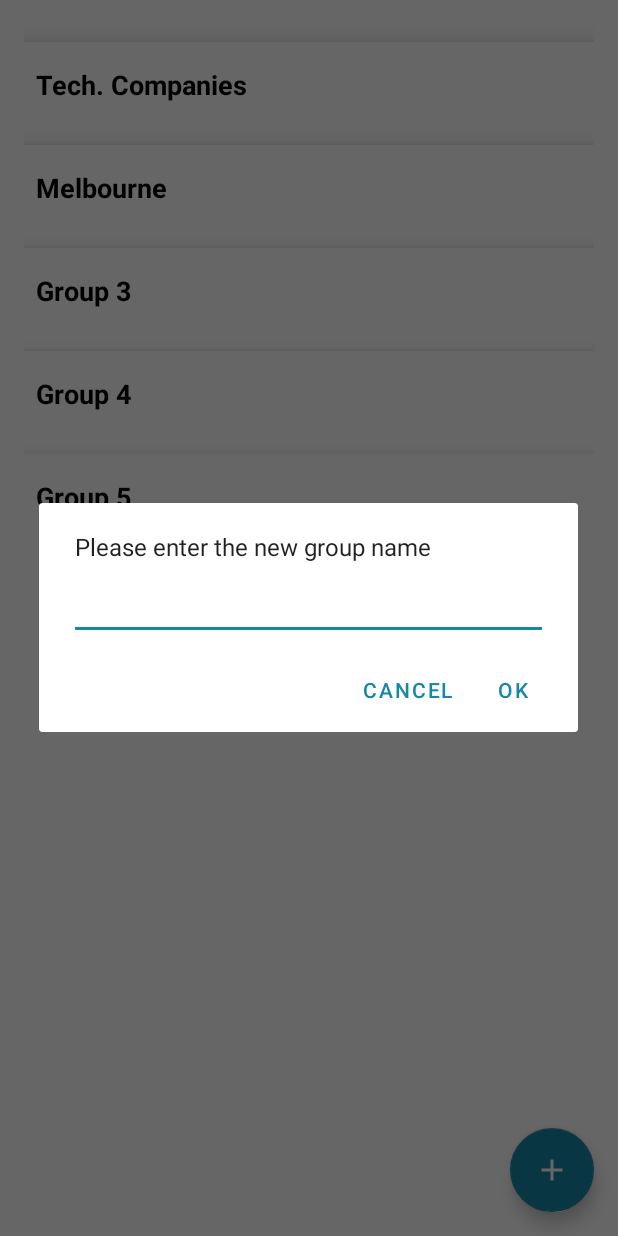
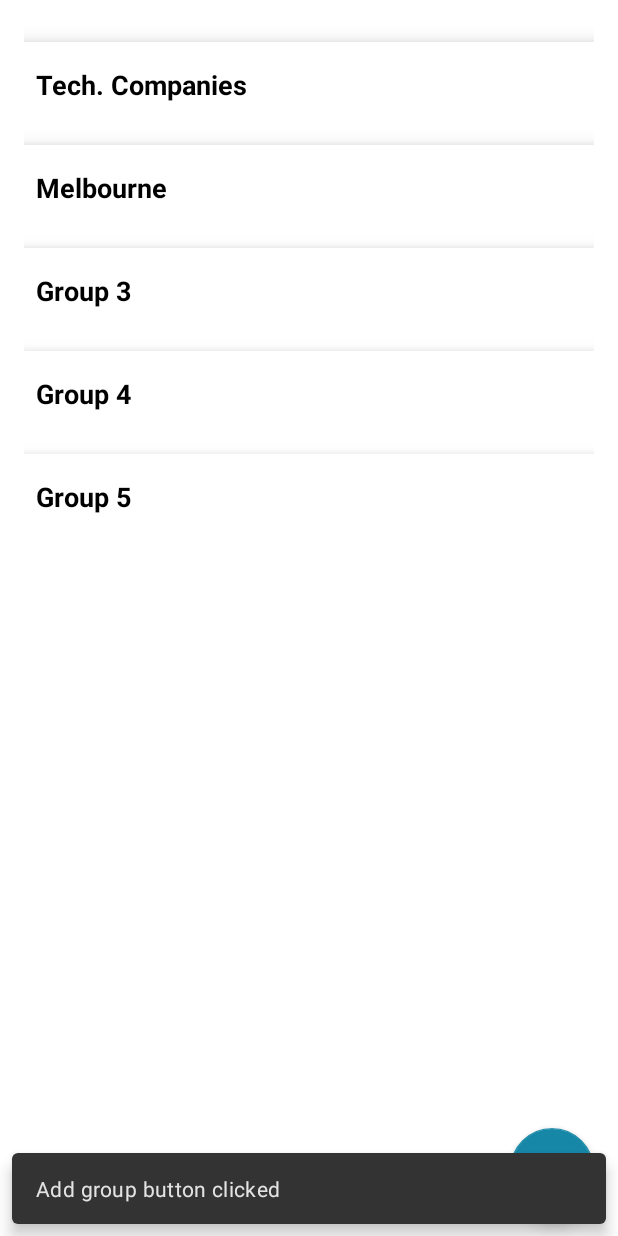
Before and after one commit to dl-ghub/COMP30022_Capstone_RBDB, an Android app: the fragment GroupFragment shown on its own in the app's theme, after a tap on "Add new group", on a phone screen of 412 x 824 dp. Run offline under Robolectric (Android 15) with nearby library versions, the phone set to English and light mode, and no system bars; Roboto replaces fonts that are not available here.

Commit message:
Revert "New group page"

```diff
--- a/app/src/main/AndroidManifest.xml
+++ b/app/src/main/AndroidManifest.xml
@@ -16,9 +16,6 @@
             android:name=".ui.ContactDetailActivity"
             android:exported="true" />
         <activity
-            android:name=".ui.GroupDetailActivity"
-            android:exported="true" />
-        <activity
             android:name=".ui.MainActivity"
             android:exported="true">
             <intent-filter>
--- a/app/src/main/java/com/example/rbdb/ui/ContactDetailActivity.kt
+++ b/app/src/main/java/com/example/rbdb/ui/ContactDetailActivity.kt
@@ -23,7 +23,7 @@ class ContactDetailActivity : AppCompatActivity() {
         setSupportActionBar(toolbar)
         supportActionBar?.setDisplayShowTitleEnabled(false)
         supportActionBar?.setDisplayHomeAsUpEnabled(true)
-        supportActionBar?.setDisplayShowHomeEnabled(true)
+        supportActionBar?.setDisplayShowHomeEnabled(true);
 
 
         val cName = intent.getStringExtra("contactName")
--- a/app/src/main/java/com/example/rbdb/ui/ContactFragment.kt
+++ b/app/src/main/java/com/example/rbdb/ui/ContactFragment.kt
@@ -77,6 +77,9 @@ class ContactFragment : Fragment() {
         contactAdapter.notifyDataSetChanged()
         val fab = binding.contactFab
         fab.setOnClickListener { view ->
+            /*Snackbar.make(view, "Add contact button clicked", Snackbar.LENGTH_LONG)
+                .setAction("Action", null)
+                .show()*/
             val intent = Intent(this.requireActivity(), NewContactActivity::class.java)
             requireActivity().startActivity(intent)
         }
--- a/app/src/main/java/com/example/rbdb/ui/GroupFragment.kt
+++ b/app/src/main/java/com/example/rbdb/ui/GroupFragment.kt
@@ -7,12 +7,12 @@ import android.view.View
 import android.view.ViewGroup
 import androidx.recyclerview.widget.RecyclerView
 import com.example.rbdb.R
+import com.example.rbdb.databinding.FragmentContactBinding
 import com.example.rbdb.databinding.FragmentGroupBinding
 import com.example.rbdb.ui.adapters.GroupAdapter
 import com.example.rbdb.ui.dataclasses.Group
-import android.widget.EditText
-import androidx.appcompat.app.AlertDialog
-
+import com.google.android.material.floatingactionbutton.FloatingActionButton
+import com.google.android.material.snackbar.Snackbar
 
 // TODO: Rename parameter arguments, choose names that match
 // the fragment initialization parameters, e.g. ARG_ITEM_NUMBER
@@ -44,29 +44,19 @@ class GroupFragment : Fragment() {
         savedInstanceState: Bundle?
     ): View? {
         // Inflate the layout for this fragment
-        _binding = FragmentGroupBinding.inflate(inflater, container, false)
+        _binding = FragmentGroupBinding.inflate(inflater,container,false)
+        val view = binding.root
 
-        return binding.root
+        return view
     }
 
     override fun onViewCreated(view: View, savedInstanceState: Bundle?) {
         super.onViewCreated(view, savedInstanceState)
         val fab = binding.groupFab
         fab.setOnClickListener { view ->
-            val builder = AlertDialog.Builder(view.context)
-            builder.setMessage(R.string.new_group_name)
-
-            val inflater = requireActivity().layoutInflater.inflate(R.layout.view_holder_new_group_dialog, null)
-            builder.setView(inflater)
-            val input = inflater.findViewById<View>(R.id.new_group_name) as EditText
-
-            // Send the name to the database to create a new group (need to implement)
-            builder.setPositiveButton("Ok"){ _, _ -> }
-
-            builder.setNegativeButton("Cancel"){_, _ -> }
-
-            val alertDialog: AlertDialog = builder.create()
-            alertDialog.show()
+            Snackbar.make(view, "Add group button clicked", Snackbar.LENGTH_LONG)
+                .setAction("Action", null)
+                .show()
         }
         // Recyclerview Implementation (GROUPS PAGE)
         // Dummy data. Eventually will need to retrieve this (in a similar format) from DB.
--- a/app/src/main/java/com/example/rbdb/ui/NewContactActivity.kt
+++ b/app/src/main/java/com/example/rbdb/ui/NewContactActivity.kt
@@ -2,7 +2,9 @@ package com.example.rbdb.ui
 
 import androidx.appcompat.app.AppCompatActivity
 import android.os.Bundle
+import android.widget.Toast
 import androidx.appcompat.app.AlertDialog
+import androidx.appcompat.widget.Toolbar
 import com.example.rbdb.R
 import com.example.rbdb.database.model.CardEntity
 import com.example.rbdb.databinding.ActivityNewContactPageBinding
@@ -67,6 +69,7 @@ class NewContactActivity : AppCompatActivity() {
         finish()
     }
 
+
     override fun onSupportNavigateUp(): Boolean {
         this.onBackPressed()
 
@@ -75,9 +78,11 @@ class NewContactActivity : AppCompatActivity() {
     }
 
     override fun onBackPressed() {
+//        Toast.makeText(this, "back pressed", Toast.LENGTH_SHORT).show()
         val builder = AlertDialog.Builder(this)
         builder.setTitle(R.string.confirm_leave_title)
         builder.setMessage(R.string.confirm_leave_txt)
+        builder.setIcon(android.R.drawable.ic_dialog_alert)
 
         builder.setPositiveButton("Yes"){ _, _ -> super.onBackPressed() }
 
@@ -86,5 +91,6 @@ class NewContactActivity : AppCompatActivity() {
         val alertDialog: AlertDialog = builder.create()
         alertDialog.setCancelable(false)
         alertDialog.show()
+
     }
 }
--- a/app/src/main/res/layout/activity_new_contact_page.xml
+++ b/app/src/main/res/layout/activity_new_contact_page.xml
@@ -54,8 +54,6 @@
                     android:id="@+id/name_header"
                     android:layout_width="match_parent"
                     android:layout_height="wrap_content"
-                    android:layout_marginHorizontal="12dp"
-                    android:textColor="@color/black"
                     android:gravity="start"
                     android:text="@string/name_label"
                     android:textSize="24sp"
@@ -149,8 +147,6 @@
                     android:layout_width="match_parent"
                     android:layout_height="wrap_content"
                     android:layout_marginTop="5dp"
-                    android:layout_marginHorizontal="12dp"
-                    android:textColor="@color/black"
                     android:gravity="start"
                     android:text="@string/contact_info_label"
                     android:textSize="24sp"
@@ -221,8 +217,6 @@
                     android:id="@+id/description_header"
                     android:layout_width="match_parent"
                     android:layout_height="wrap_content"
-                    android:layout_marginHorizontal="12dp"
-                    android:textColor="@color/black"
                     android:gravity="start"
                     android:text="@string/description_label"
                     android:textSize="24sp"
--- a/app/src/main/res/layout/view_holder_new_group_dialog.xml
+++ /dev/null
@@ -1,20 +0,0 @@
-<?xml version="1.0" encoding="utf-8"?>
-<FrameLayout xmlns:android="http://schemas.android.com/apk/res/android"
-    android:layout_width="match_parent"
-    android:layout_height="wrap_content">
-
-    <com.google.android.material.textfield.TextInputLayout
-        android:layout_width="match_parent"
-        android:layout_height="wrap_content">
-
-        <AutoCompleteTextView
-            android:id="@+id/new_group_name"
-            android:layout_width="match_parent"
-            android:layout_height="wrap_content"
-            android:layout_marginHorizontal="24dp"
-            android:layout_marginVertical="12dp"
-            android:backgroundTint="@color/white"
-            android:inputType="text" />
-
-    </com.google.android.material.textfield.TextInputLayout>
-</FrameLayout>
--- a/app/src/main/res/values/strings.xml
+++ b/app/src/main/res/values/strings.xml
@@ -24,8 +24,6 @@
     <string name="save">Save changes</string>
     <string name="confirm_leave_title">Confirm leave</string>
     <string name="confirm_leave_txt">Changes won\'t be saved, still leave?</string>
-    <string name="new_group_name">Please enter the new group name</string>
-    <string name="group_details_page_title">clicked group name</string>
     <!-- TODO: Remove or change this placeholder text -->
     <string name="hello_blank_fragment">Hello blank fragment</string>
     <string name="menu">menu</string>
```
Also changed, not shown: app/src/main/java/com/example/rbdb/ui/GroupDetailActivity.kt (deleted, +0 -90 lines), app/src/main/res/layout/activity_group_detail.xml (deleted, +0 -65 lines).
